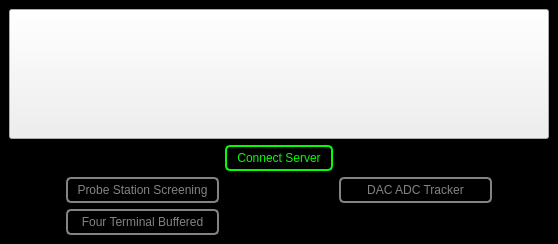
The window that DEMONS GUI/MainWindow.ui (zxiazxia/LabRAD-Device-Electrical_Measurement-ONline_Software) describes before a commit, drawn with Qt 5.
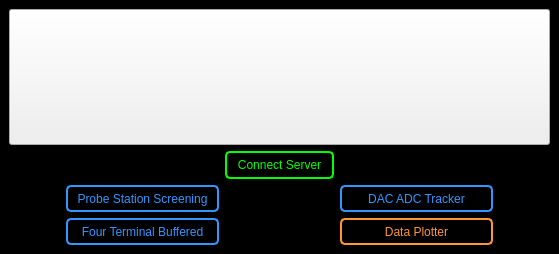
The same window after the commit. Icons and pictures are not drawn.

Patch:
```diff
--- a/DEMONS GUI/MainWindow.ui
+++ b/DEMONS GUI/MainWindow.ui
@@ -6,8 +6,8 @@
    <rect>
     <x>0</x>
     <y>0</y>
-    <width>558</width>
-    <height>244</height>
+    <width>559</width>
+    <height>254</height>
    </rect>
   </property>
   <property name="windowTitle">
@@ -46,7 +46,8 @@
 background-color:rgb(0,0,0);
 border: 2px solid rgb(0,255,0);
 border-radius: 5px
-}</string>
+}
+</string>
       </property>
       <property name="text">
        <string>Connect Server</string>
@@ -127,11 +128,14 @@
 }
 
 QPushButton#pushButton_DACADC_Tracker{
-color: rgb(131,131,131);
+color: rgb(50,150,255);
 background-color:rgb(0,0,0);
-border: 2px solid  rgb(131,131,131);
+border: 2px solid  rgb(50,150,255);
 border-radius: 5px
-}</string>
+}
+
+
+</string>
       </property>
       <property name="text">
        <string>DAC ADC Tracker</string>
@@ -168,9 +172,9 @@
 }
 
 QPushButton#pushButton_FourTerminalGateSweepProbeStation{
-color: rgb(131,131,131);
+color: rgb(50,150,255);
 background-color:rgb(0,0,0);
-border: 2px solid  rgb(131,131,131);
+border: 2px solid  rgb(50,150,255);
 border-radius: 5px
 }</string>
       </property>
@@ -248,17 +252,51 @@
 }
 
 QPushButton#pushButton_FourTerminalGateSweepSQUID{
-color: rgb(131,131,131);
+color: rgb(50,150,255);
 background-color:rgb(0,0,0);
-border: 2px solid  rgb(131,131,131);
+border: 2px solid  rgb(50,150,255);
 border-radius: 5px
-}</string>
+}
+
+
+</string>
       </property>
       <property name="text">
        <string>Four Terminal Buffered</string>
       </property>
      </widget>
     </item>
+    <item row="3" column="4">
+     <widget class="QPushButton" name="pushButton_DataPlotter">
+      <property name="sizePolicy">
+       <sizepolicy hsizetype="Preferred" vsizetype="Preferred">
+        <horstretch>0</horstretch>
+        <verstretch>0</verstretch>
+       </sizepolicy>
+      </property>
+      <property name="styleSheet">
+       <string notr="true">QPushButton:pressed#pushButton_DataPlotter{
+color: rgb(255,150,50);
+background-color:rgb(50,30,10);
+border: 1px solid rgb(255,150,50);
+border-radius: 5px
+}
+
+QPushButton#pushButton_DataPlotter{
+color: rgb(255,150,50);
+background-color:rgb(0,0,0);
+border: 2px solid  rgb(255,150,50);
+border-radius: 5px
+}
+
+
+</string>
+      </property>
+      <property name="text">
+       <string>Data Plotter</string>
+      </property>
+     </widget>
+    </item>
    </layout>
   </widget>
  </widget>
```
Left out of the diff: 20 changed lines with no effect on the pictures.
